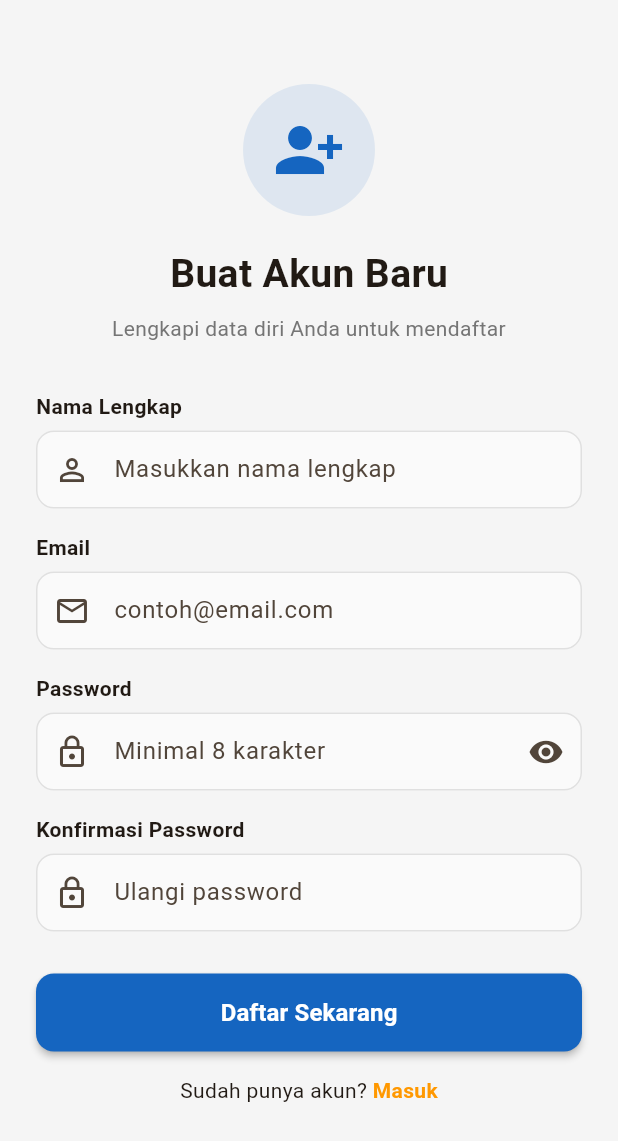
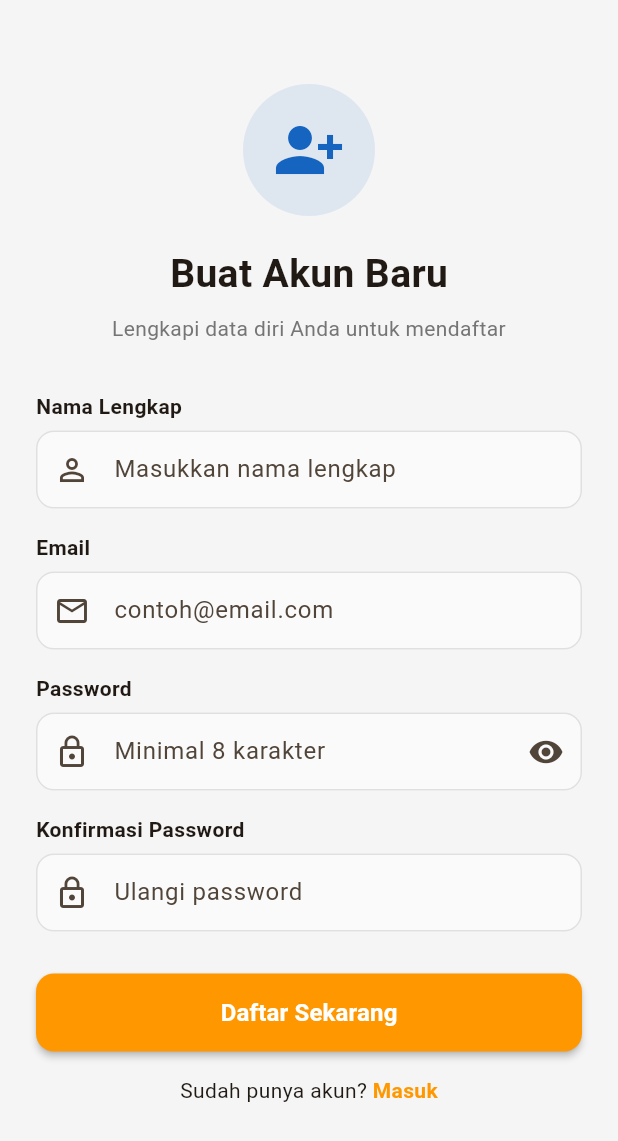
Before and after one commit to ZEINadli/buah_uts_1123150028, a Flutter app: the RegisterPage screen opened by its route, on a phone screen of 412 x 824 dp. Shown: the top 1141 px of the screen. Run offline on Flutter 3.47's test engine with Material 3 defaults, Android fonts, the phone set to English and light mode, and no system bars; our stand-ins replace dio, email_validator, equatable, firebase_auth, firebase_core, flutter_secure_storage and 2 more; accounts and stored records are empty.

Commit message:
style: sesuaikan warna widget tombol kustom

```diff
--- a/lib/core/widgets/custom_button.dart
+++ b/lib/core/widgets/custom_button.dart
@@ -1,3 +1,4 @@
+import 'package:buah_uts_1123150028/core/constants/app_colors.dart';
 import 'package:flutter/material.dart';
 
 enum ButtonVariant { primary, outlined, text }
@@ -50,7 +51,7 @@
         ButtonVariant.primary => ElevatedButton(
           onPressed: isLoading ? null : onPressed,
           style: ElevatedButton.styleFrom(
-            backgroundColor: const Color(0xFF1565C0),
+            backgroundColor: AppColors.primary,
             foregroundColor: Colors.white,
             shape: RoundedRectangleBorder(
               borderRadius: BorderRadius.circular(12),
@@ -62,7 +63,7 @@
         ButtonVariant.outlined => OutlinedButton(
           onPressed: isLoading ? null : onPressed,
           style: OutlinedButton.styleFrom(
-            side: const BorderSide(color: Color(0xFF1565C0), width: 1.5),
+            side: const BorderSide(color: AppColors.primary, width: 1.5),
             shape: RoundedRectangleBorder(
               borderRadius: BorderRadius.circular(12),
             ),
```
